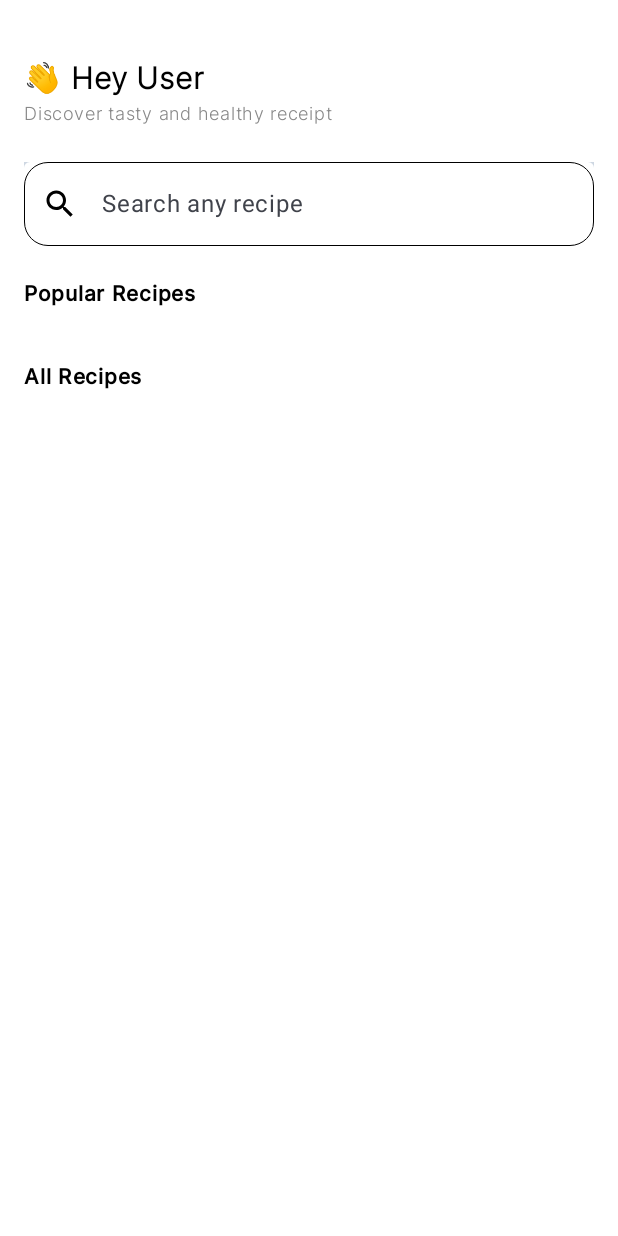
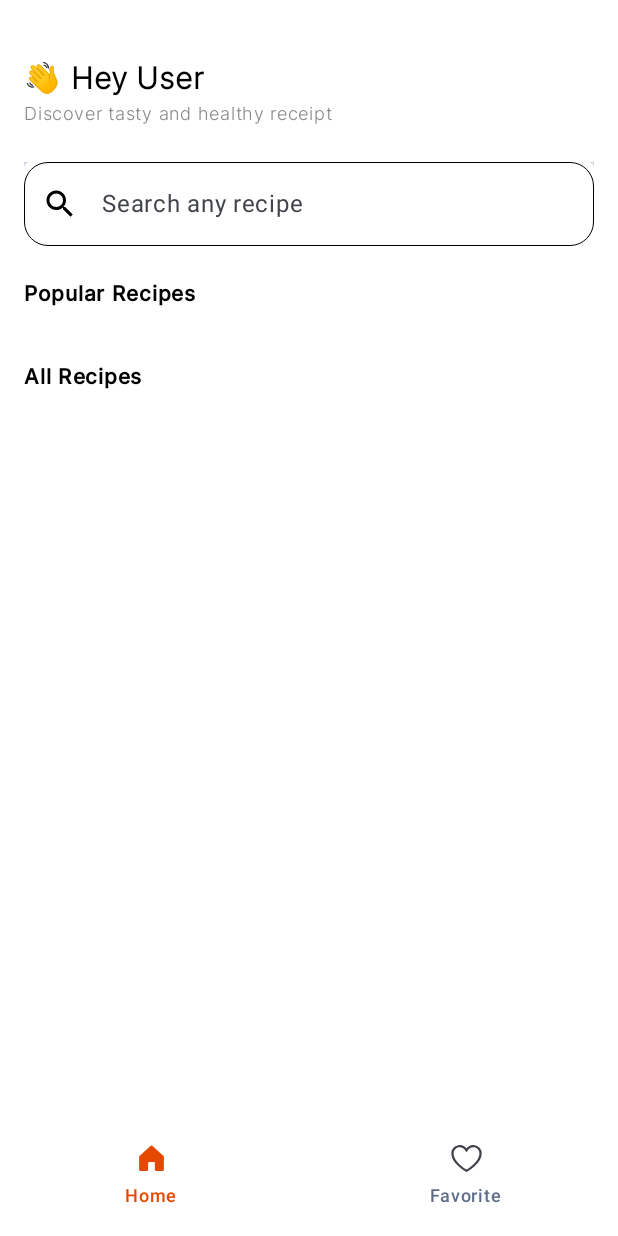
Before and after one commit to rockyhappy/Kotlineary, an Android app built with Jetpack Compose: the HomeScreen screen opened through its navigation route, on a phone screen of 412 x 824 dp. Run offline under Robolectric (Android 15) with nearby library versions, the phone set to English and light mode, and no system bars; our stand-ins replace Dagger/Hilt's generated code; 4 statements that could not run were skipped.

Commit message:
Bottom Navigation implemented

```diff
--- a/app/src/main/java/com/devrachit/kotlineary/common/Constants.kt
+++ b/app/src/main/java/com/devrachit/kotlineary/common/Constants.kt
@@ -7,7 +7,8 @@ import com.devrachit.kotlineary.R
 object Constants {
     const val BASE_URL = "https://api.spoonacular.com/"
 //    const val API_KEY = "2d3f053a7cdf4dab8c2b09d2969e5e7e"
-    const val API_KEY="bfc6a5d042094d0c9fdd8da3eb66a326"
+//    const val API_KEY="bfc6a5d042094d0c9fdd8da3eb66a326"
+    const val API_KEY="443ee6c83f7d4cef8cae71fa880f529c"
     val CustomFontFamily = FontFamily(Font(R.font.inter2))
     val CustomFontFamilyBold = FontFamily(Font(R.font.inter))
 }
--- /dev/null
+++ b/app/src/main/java/com/devrachit/kotlineary/presentation/Screens/FavoriteScreen/FavoriteScreen.kt
@@ -0,0 +1,11 @@
+package com.devrachit.kotlineary.presentation.Screens.FavoriteScreen
+
+import androidx.compose.runtime.Composable
+import androidx.hilt.navigation.compose.hiltViewModel
+import androidx.navigation.NavController
+
+@Composable
+fun FavoriteScreen(navController: NavController) {
+    val viewModel : FavoriteScreenViewModel = hiltViewModel()
+
+}
--- /dev/null
+++ b/app/src/main/java/com/devrachit/kotlineary/presentation/Screens/FavoriteScreen/FavoriteScreenViewModel.kt
@@ -0,0 +1,11 @@
+package com.devrachit.kotlineary.presentation.Screens.FavoriteScreen
+
+import androidx.lifecycle.ViewModel
+import dagger.hilt.android.lifecycle.HiltViewModel
+import javax.inject.Inject
+
+@HiltViewModel
+class FavoriteScreenViewModel @Inject constructor(
+
+):ViewModel() {
+}
--- a/app/src/main/java/com/devrachit/kotlineary/presentation/Screens/HomeScreen/HomeScreen.kt
+++ b/app/src/main/java/com/devrachit/kotlineary/presentation/Screens/HomeScreen/HomeScreen.kt
@@ -17,6 +17,8 @@ import androidx.compose.material.icons.filled.Search
 import androidx.compose.material3.CircularProgressIndicator
 import androidx.compose.material3.ExperimentalMaterial3Api
 import androidx.compose.material3.Icon
+import androidx.compose.material3.NavigationBar
+import androidx.compose.material3.NavigationBarItem
 import androidx.compose.material3.Scaffold
 import androidx.compose.material3.Text
 import androidx.compose.material3.TextField
@@ -25,8 +27,10 @@ import androidx.compose.runtime.Composable
 import androidx.compose.runtime.LaunchedEffect
 import androidx.compose.ui.Modifier
 import androidx.compose.ui.graphics.Color
+import androidx.compose.ui.graphics.vector.ImageVector
 import androidx.compose.ui.platform.LocalContext
 import androidx.compose.ui.res.stringResource
+import androidx.compose.ui.res.vectorResource
 import androidx.compose.ui.unit.dp
 import androidx.core.view.WindowInsetsControllerCompat
 import androidx.hilt.navigation.compose.hiltViewModel
@@ -43,7 +47,16 @@ import com.devrachit.kotlineary.presentation.Screens.HomeScreen.components.Searc
 import com.devrachit.kotlineary.presentation.Screens.HomeScreen.components.SubHeading
 import com.devrachit.kotlineary.presentation.Screens.HomeScreen.components.updateStatusBarTheme
 import com.devrachit.kotlineary.presentation.navigation.AppScreens
+import com.devrachit.kotlineary.ui.theme.DarkGreyColor
+import com.devrachit.kotlineary.ui.theme.primaryColor
 import kotlin.random.Random
+
+data class BottomNavigationItem(
+    val title: String,
+    val selectedIcon: ImageVector,
+    val unselectedIcon: ImageVector,
+    val route: String
+)
 
 @ExperimentalMaterial3Api
 @Composable
@@ -55,10 +68,24 @@ fun HomeScreen(navController: NavController) {
     val recipes = viewModel.sharedModel.recipes.collectAsStateWithLifecycle().value
     val allRecipe = viewModel.allRecipeModel.recipes.collectAsStateWithLifecycle().value
 
-    val onItemClick : (id : Int) -> Unit = {id->
+    val onItemClick: (id: Int) -> Unit = { id ->
         viewModel.allRecipeModel.setId(id)
         navController.navigate(AppScreens.ItemDetailsScreen.route)
     }
+    val items = listOf(
+        BottomNavigationItem(
+            title = "Home",
+            selectedIcon = ImageVector.vectorResource(id = R.drawable.home_selected),
+            unselectedIcon = ImageVector.vectorResource(id = R.drawable.home_unselected),
+            route = AppScreens.HomeScreen.route
+        ),
+        BottomNavigationItem(
+            title = "Favorite",
+            selectedIcon = ImageVector.vectorResource(id = R.drawable.favorite_selected),
+            unselectedIcon = ImageVector.vectorResource(id = R.drawable.favorite_unselected),
+            route = AppScreens.FavoriteScreen.route
+        )
+    )
 
     LaunchedEffect(key1 = true) {
         activity?.window?.let { window ->
@@ -71,12 +98,52 @@ fun HomeScreen(navController: NavController) {
 
     Scaffold(
         modifier = Modifier.fillMaxSize(),
-        containerColor = Color.White
+        containerColor = Color.White,
+        bottomBar = {
+            NavigationBar(
+                containerColor = Color.White,
+            ) {
+                items.forEachIndexed { index, bottomNavigationItem ->
+                    NavigationBarItem(
+                        icon = {
+                            Icon(
+                                imageVector = if (index == 0) {
+                                    bottomNavigationItem.selectedIcon
+                                } else {
+                                    bottomNavigationItem.unselectedIcon
+                                },
+                                contentDescription = bottomNavigationItem.title
+                            )
+                        },
+                        label = {
+                            Text(
+                                text = bottomNavigationItem.title,
+                                color = if (index == 0) {
+                                    primaryColor
+                                } else {
+                                    DarkGreyColor
+                                }
+                            )
+                        },
+                        selected = index == 0,
+                        onClick = {
+                            navController.navigate(bottomNavigationItem.route)
+                        },
+                        colors = androidx.compose.material3.NavigationBarItemDefaults
+                            .colors(
+                                selectedIconColor = primaryColor,
+                                indicatorColor = Color.White,
+                            )
+                    )
+
+                }
+            }
+        }
     ) {
         Log.d("HomeScreen", it.toString())
         LazyColumn(
             modifier = Modifier
-                .padding(top = 40.dp, start = 16.dp, end = 16.dp, bottom = 30.dp)
+                .padding(top = 40.dp, start = 16.dp, end = 16.dp, bottom = 70.dp)
                 .background(Color.White),
             verticalArrangement = Arrangement.spacedBy(20.dp)
         ) {
@@ -113,11 +180,13 @@ fun HomeScreen(navController: NavController) {
                                     )
                                 }
                             }
+
                             is Resource.Error -> {
                                 item {
                                     Text(text = "Error: ${resource.message}")
                                 }
                             }
+
                             is Resource.Loading -> {
                                 item {
                                     CircularProgressIndicator()
@@ -132,12 +201,12 @@ fun HomeScreen(navController: NavController) {
                     modifier = Modifier.padding(top = 20.dp)
                 )
             }
-            allRecipe?.let{resource->
-                when(resource) {
+            allRecipe?.let { resource ->
+                when (resource) {
                     is Resource.Success -> {
                         items(resource.data!!.number) {
                             RecipeCardMain(
-                                subtitle = "Ready in ${ Random.nextInt((180 - 45) / 5 + 1) * 5 + 45} min",
+                                subtitle = "Ready in ${Random.nextInt((180 - 45) / 5 + 1) * 5 + 45} min",
                                 title = allRecipe.data!!.results[it].title,
                                 imageUrl = allRecipe.data!!.results[it].image,
                                 onClick = {
--- a/app/src/main/java/com/devrachit/kotlineary/presentation/navigation/AppScreens.kt
+++ b/app/src/main/java/com/devrachit/kotlineary/presentation/navigation/AppScreens.kt
@@ -6,4 +6,6 @@ sealed class AppScreens(val route: String) {
     object LoginScreen : AppScreens("LoginScreen")
 
     object ItemDetailsScreen : AppScreens("ItemDetailsScreen")
+
+    object FavoriteScreen : AppScreens("FavoriteScreen")
 }
--- a/app/src/main/java/com/devrachit/kotlineary/presentation/navigation/NavHost.kt
+++ b/app/src/main/java/com/devrachit/kotlineary/presentation/navigation/NavHost.kt
@@ -5,6 +5,7 @@ import androidx.compose.runtime.Composable
 import androidx.navigation.NavHostController
 import androidx.navigation.compose.NavHost
 import androidx.navigation.compose.composable
+import com.devrachit.kotlineary.presentation.Screens.FavoriteScreen.FavoriteScreen
 import com.devrachit.kotlineary.presentation.Screens.HomeScreen.HomeScreen
 import com.devrachit.kotlineary.presentation.Screens.ItemDetailsScreen.ItemDetailsScreen
 import com.devrachit.kotlineary.presentation.Screens.LoginScreen.LoginScreen
@@ -29,6 +30,10 @@ fun NavHost(navHostController: NavHostController) {
         {
             ItemDetailsScreen(navController = navHostController)
         }
+        composable(AppScreens.FavoriteScreen.route)
+        {
+            FavoriteScreen(navController = navHostController)
+        }
     }
 
 }
--- /dev/null
+++ b/app/src/main/res/drawable/baseline_home_24.xml
@@ -0,0 +1,5 @@
+<vector xmlns:android="http://schemas.android.com/apk/res/android" android:height="24dp" android:tint="#000000" android:viewportHeight="24" android:viewportWidth="24" android:width="24dp">
+
+    <path android:fillColor="@android:color/white" android:pathData="M10,20v-6h4v6h5v-8h3L12,3 2,12h3v8z"/>
+
+</vector>
--- /dev/null
+++ b/app/src/main/res/drawable/favorite_selected.xml
@@ -0,0 +1,9 @@
+<vector xmlns:android="http://schemas.android.com/apk/res/android"
+    android:width="20dp"
+    android:height="18dp"
+    android:viewportWidth="20"
+    android:viewportHeight="18">
+  <path
+      android:pathData="M10,17.25C10,17.25 0.625,12 0.625,5.625C0.625,4.498 1.015,3.406 1.73,2.534C2.444,1.663 3.439,1.066 4.544,0.845C5.649,0.624 6.797,0.792 7.791,1.322C8.786,1.852 9.567,2.71 10,3.75C10.434,2.71 11.214,1.852 12.209,1.322C13.203,0.792 14.351,0.624 15.456,0.845C16.561,1.066 17.556,1.663 18.27,2.534C18.985,3.406 19.375,4.498 19.375,5.625C19.375,12 10,17.25 10,17.25Z"
+      android:fillColor="#E54900"/>
+</vector>
--- /dev/null
+++ b/app/src/main/res/drawable/favorite_unselected.xml
@@ -0,0 +1,13 @@
+<vector xmlns:android="http://schemas.android.com/apk/res/android"
+    android:width="22dp"
+    android:height="18dp"
+    android:viewportWidth="22"
+    android:viewportHeight="18">
+  <path
+      android:pathData="M11,17.25C11,17.25 1.625,12 1.625,5.625C1.625,4.498 2.015,3.406 2.73,2.534C3.444,1.663 4.439,1.066 5.544,0.845C6.649,0.624 7.797,0.792 8.791,1.322C9.786,1.852 10.566,2.71 11,3.75V3.75C11.434,2.71 12.214,1.852 13.209,1.322C14.203,0.792 15.351,0.624 16.456,0.845C17.561,1.066 18.556,1.663 19.27,2.534C19.985,3.406 20.375,4.498 20.375,5.625C20.375,12 11,17.25 11,17.25Z"
+      android:strokeLineJoin="round"
+      android:strokeWidth="1.5"
+      android:fillColor="#00000000"
+      android:strokeColor="#606F89"
+      android:strokeLineCap="round"/>
+</vector>
--- /dev/null
+++ b/app/src/main/res/drawable/home_selected.xml
@@ -0,0 +1,9 @@
+<vector xmlns:android="http://schemas.android.com/apk/res/android"
+    android:width="18dp"
+    android:height="18dp"
+    android:viewportWidth="18"
+    android:viewportHeight="18">
+  <path
+      android:pathData="M11.25,16.5V12C11.25,11.801 11.171,11.61 11.03,11.47C10.89,11.329 10.699,11.25 10.5,11.25H7.5C7.301,11.25 7.11,11.329 6.97,11.47C6.829,11.61 6.75,11.801 6.75,12V16.5C6.75,16.699 6.671,16.89 6.53,17.03C6.39,17.171 6.199,17.25 6,17.25H1.5C1.301,17.25 1.11,17.171 0.97,17.03C0.829,16.89 0.75,16.699 0.75,16.5V7.828C0.752,7.724 0.774,7.622 0.816,7.527C0.858,7.432 0.918,7.346 0.994,7.275L8.494,0.459C8.632,0.333 8.813,0.263 9,0.263C9.187,0.263 9.368,0.333 9.506,0.459L17.006,7.275C17.082,7.346 17.142,7.432 17.184,7.527C17.226,7.622 17.248,7.724 17.25,7.828V16.5C17.25,16.699 17.171,16.89 17.03,17.03C16.89,17.171 16.699,17.25 16.5,17.25H12C11.801,17.25 11.61,17.171 11.47,17.03C11.329,16.89 11.25,16.699 11.25,16.5Z"
+      android:fillColor="#E54900"/>
+</vector>
--- /dev/null
+++ b/app/src/main/res/drawable/home_unselected.xml
@@ -0,0 +1,13 @@
+<vector xmlns:android="http://schemas.android.com/apk/res/android"
+    android:width="18dp"
+    android:height="19dp"
+    android:viewportWidth="18"
+    android:viewportHeight="19">
+  <path
+      android:pathData="M11.25,17.5V13C11.25,12.801 11.171,12.61 11.03,12.47C10.89,12.329 10.699,12.25 10.5,12.25H7.5C7.301,12.25 7.11,12.329 6.97,12.47C6.829,12.61 6.75,12.801 6.75,13V17.5C6.75,17.699 6.671,17.89 6.53,18.03C6.39,18.171 6.199,18.25 6,18.25H1.5C1.301,18.25 1.11,18.171 0.97,18.03C0.829,17.89 0.75,17.699 0.75,17.5V8.828C0.752,8.724 0.774,8.622 0.816,8.527C0.858,8.432 0.918,8.346 0.994,8.275L8.494,1.459C8.632,1.333 8.813,1.263 9,1.263C9.187,1.263 9.368,1.333 9.506,1.459L17.006,8.275C17.082,8.346 17.142,8.432 17.184,8.527C17.226,8.622 17.248,8.724 17.25,8.828V17.5C17.25,17.699 17.171,17.89 17.03,18.03C16.89,18.171 16.699,18.25 16.5,18.25H12C11.801,18.25 11.61,18.171 11.47,18.03C11.329,17.89 11.25,17.699 11.25,17.5Z"
+      android:strokeLineJoin="round"
+      android:strokeWidth="1.5"
+      android:fillColor="#00000000"
+      android:strokeColor="#606F89"
+      android:strokeLineCap="round"/>
+</vector>
```
Also changed, not shown: app/src/main/res/raw/favorite_selected.svg (added), app/src/main/res/raw/favorite_unselected.svg (added), app/src/main/res/raw/home_selected.svg (added), app/src/main/res/raw/home_unselected.svg (added).
